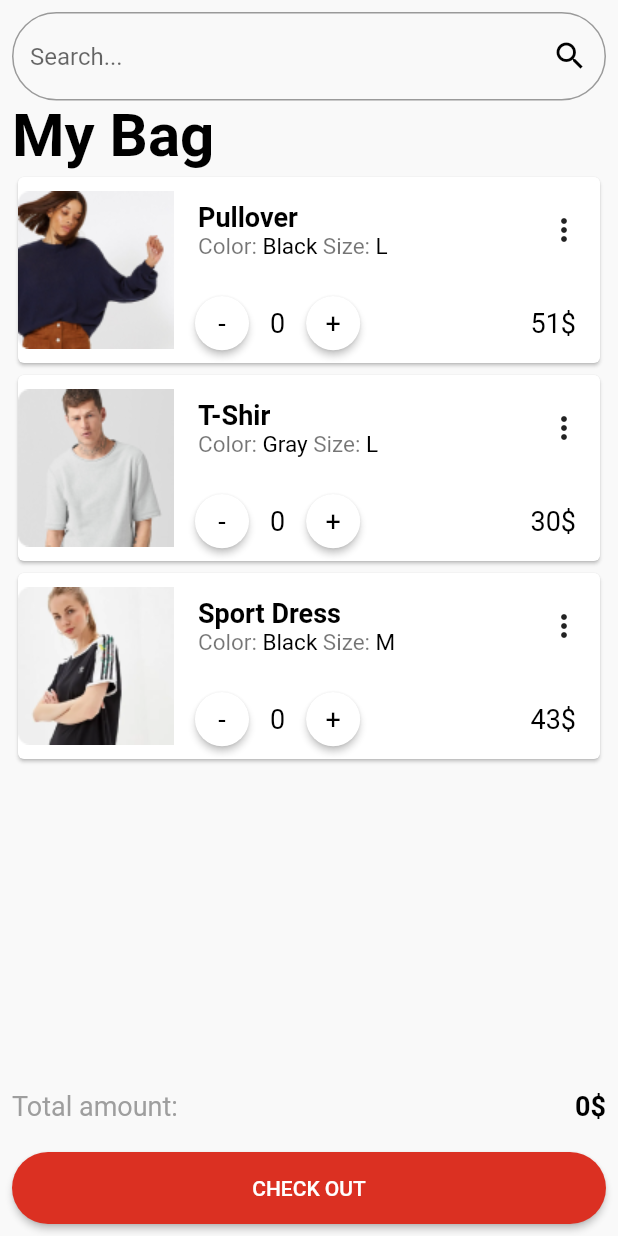
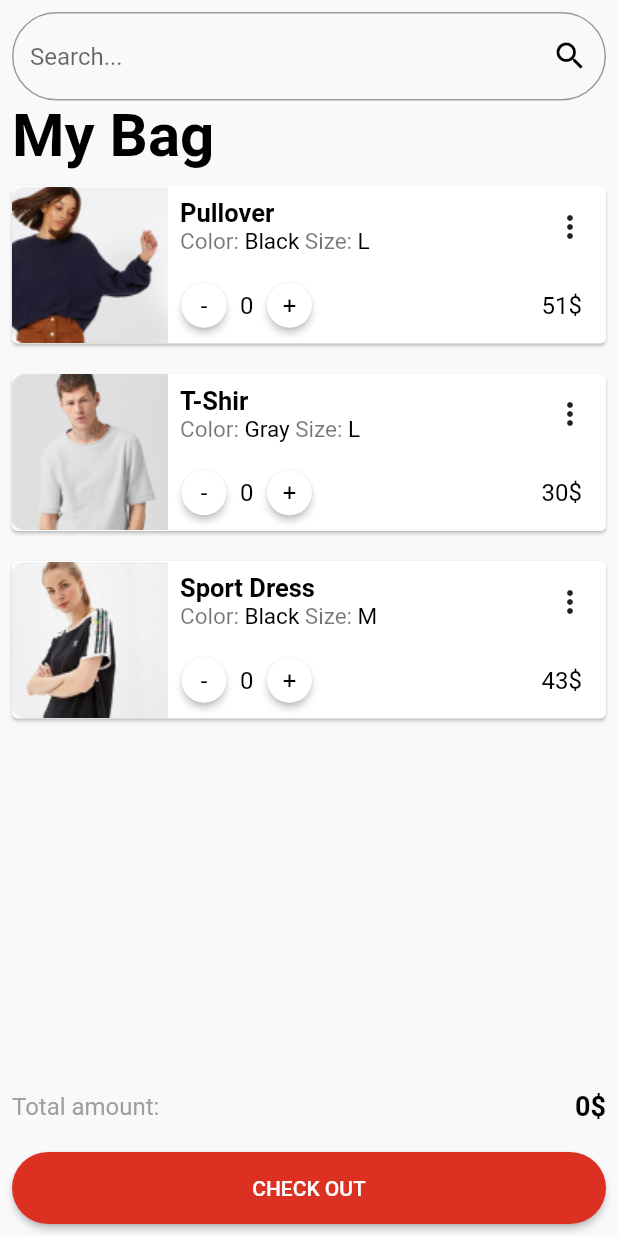
Before and after one commit to masumbillah21/OstadFlutterAssignments, a Flutter app: the screen it shows after launch, on a phone screen of 412 x 824 dp. Run offline on Flutter 3.47's test engine with Material 2 defaults, Android fonts, the phone set to English and light mode, and no system bars.

Commit message:
Assignment 09 Completed

```diff
--- a/lib/HomeScreen.dart
+++ b/lib/HomeScreen.dart
@@ -75,13 +75,14 @@ class _HomeScreenState extends State<HomeScreen> {
                   child: ListView.builder(
                     itemCount: _products.length,
                     itemBuilder: (context, index) => Card(
+                      margin: const EdgeInsets.symmetric(vertical: 10),
                       elevation: 1,
                       child: Row(
                         children: [
                           Image.asset(
                             _products[index].image,
                             width: 104,
-                            height: 105,
+                            height: 104,
                             fit: BoxFit.fill,
                           ),
                           Expanded(
@@ -92,7 +93,7 @@ class _HomeScreenState extends State<HomeScreen> {
                                       MainAxisAlignment.spaceBetween,
                                   children: [
                                     Padding(
-                                      padding: const EdgeInsets.all(16.0),
+                                      padding: const EdgeInsets.all(8.0),
                                       child: Column(
                                         crossAxisAlignment:
                                             CrossAxisAlignment.start,
@@ -153,8 +154,6 @@ class _HomeScreenState extends State<HomeScreen> {
                                       MainAxisAlignment.spaceBetween,
                                   children: [
                                     Row(
-                                      mainAxisAlignment:
-                                          MainAxisAlignment.start,
                                       children: [
                                         ElevatedButton(
                                           onPressed: () {
--- a/lib/main.dart
+++ b/lib/main.dart
@@ -20,7 +20,7 @@ class MyApp extends StatelessWidget {
           ),
           bodyMedium: TextStyle(
             color: Colors.black,
-            fontSize: 18,
+            fontSize: 16,
           ),
           headlineLarge: TextStyle(
             fontWeight: FontWeight.bold,
@@ -29,15 +29,16 @@ class MyApp extends StatelessWidget {
           headlineMedium: TextStyle(
             fontWeight: FontWeight.bold,
             color: Colors.black,
-            fontSize: 18,
+            fontSize: 17,
           ),
         ),
         elevatedButtonTheme: ElevatedButtonThemeData(
           style: ElevatedButton.styleFrom(
-            backgroundColor: Colors.white,
-            foregroundColor: Colors.black,
-            shape: const CircleBorder(),
-          ),
+              backgroundColor: Colors.white,
+              foregroundColor: Colors.black,
+              shape: const CircleBorder(),
+              padding: EdgeInsets.all(10.0),
+              minimumSize: Size(30, 30)),
         ),
       ),
       home: const HomeScreen(),
```
Also changed, not shown: 3 other files.
